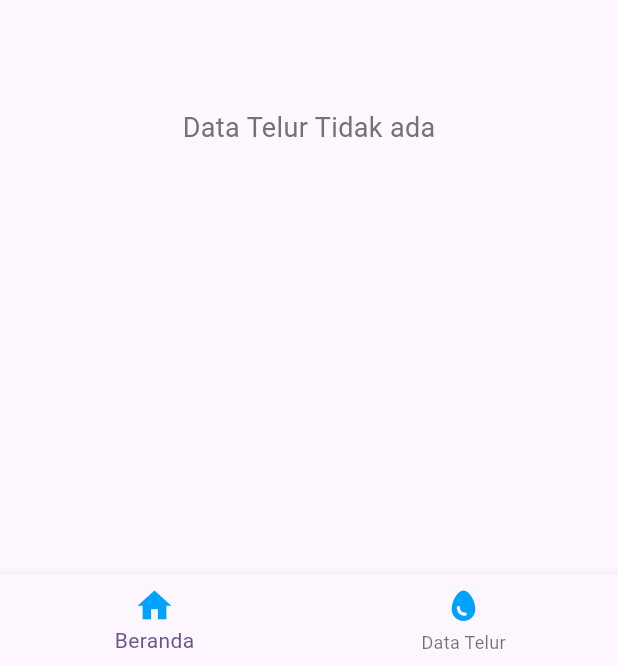
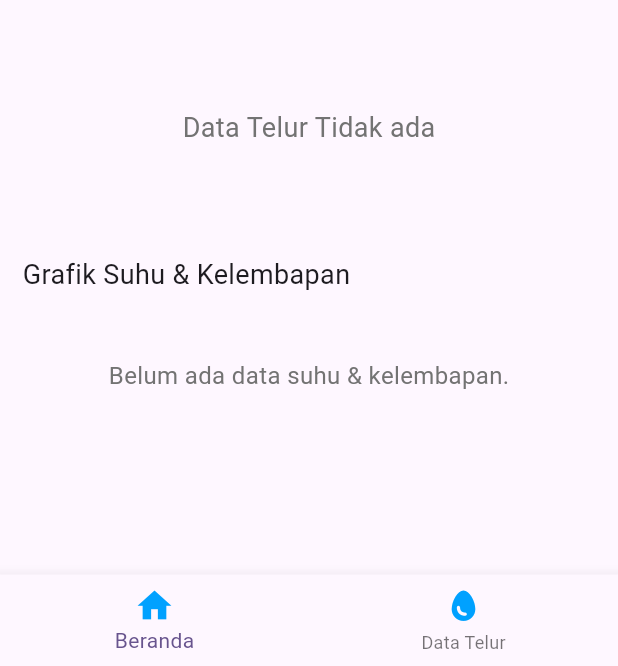
Before and after one commit to Krisna78/incubator_app, a Flutter app: the screen it shows after launch, on a phone screen of 412 x 824 dp, the part 570-1236 px from its top. Run offline on Flutter 3.47's test engine with Material 3 defaults, Android fonts, the phone set to English and light mode, and no system bars; our stand-ins replace firebase_core, fl_chart, get, sqflite; accounts and stored records are empty; network calls fail.

Commit message:
update chart suhu and kelembapan

```diff
--- a/lib/controller/incubatorController.dart
+++ b/lib/controller/incubatorController.dart
@@ -1,17 +1,36 @@
+import 'dart:async';
 import 'dart:convert';
 
 import 'package:get/get.dart';
+import 'package:http/http.dart' as http;
+import 'package:fl_chart/fl_chart.dart';
+
 import 'package:incubator_app/model/incubator.dart';
 import 'package:incubator_app/controller/database_helper.dart';
-import 'package:http/http.dart' as http;
 
 class IncubatorController extends GetxController {
+  // Data incubator
   var incubators = <Incubator>[].obs;
   var chartData = <Map<String, dynamic>>[].obs;
-  RxList<Map<String, dynamic>> telurKeluarHariIni = <Map<String, dynamic>>[].obs;
+  RxList<Map<String, dynamic>> telurKeluarHariIni =
+      <Map<String, dynamic>>[].obs;
 
+  // Sensor
   var suhu = 0.0.obs;
   var kelembapan = 0.0.obs;
+
+  // Untuk chart suhu dan kelembapan per 2 menit
+  RxList<FlSpot> suhuSpots = <FlSpot>[].obs;
+  RxList<FlSpot> kelembapanSpots = <FlSpot>[].obs;
+  RxList<String> waktuLabels = <String>[].obs;
+
+  // Timer
+  late final Timer chartTimer;
+
+  // Firebase Database URL & secret
+  final String databaseUrl =
+      'https://inkubator-68586-default-rtdb.firebaseio.com/';
+  final String secret = 'dsekLDKKqzb3oTH23VwNM9paygBDeCD0jwfcP3Ub';
 
   @override
   void onInit() {
@@ -19,15 +38,69 @@ class IncubatorController extends GetxController {
     loadAllIncubators();
     loadChartData();
     loadSensorData();
-    ever(suhu, (_) => print('$suhu'));
-    ever(kelembapan, (_) => print('$kelembapan'));
+    cekTelurKeluarHariIni();
+
+    ever(suhu, (_) => print('Suhu: $suhu'));
+    ever(kelembapan, (_) => print('Kelembapan: $kelembapan'));
+
     _startSensorDataTimer();
+    _startChartDataTimer();
+  }
+
+  @override
+  void onClose() {
+    chartTimer.cancel();
+    super.onClose();
+  }
+
+  void _startSensorDataTimer() {
+    Future.doWhile(() async {
+      await loadSensorData();
+      await Future.delayed(Duration(seconds: 3));
+      return true;
+    });
+  }
+
+  void _startChartDataTimer() {
+    chartTimer = Timer.periodic(Duration(minutes: 2), (timer) async {
+      await loadSensorData();
+      addSensorToChart();
+    });
+  }
+
+  void addSensorToChart() {
+    final now = DateTime.now();
+    final waktu =
+        "${now.hour.toString().padLeft(2, '0')}:${now.minute.toString().padLeft(2, '0')}";
+
+    // Tambah data mentah terlebih dahulu
+    final newSuhu = suhu.value;
+    final newKelembapan = kelembapan.value;
+
+    // Tambah data baru
+    suhuSpots.add(FlSpot(0, newSuhu)); // x diatur ulang nanti
+    kelembapanSpots.add(FlSpot(0, newKelembapan));
+    waktuLabels.add(waktu);
+
+    // Hapus jika lebih dari 10
+    if (suhuSpots.length > 10) {
+      suhuSpots.removeAt(0);
+      kelembapanSpots.removeAt(0);
+      waktuLabels.removeAt(0);
+    }
+
+    // Perbarui kembali X agar mulai dari 0
+    for (int i = 0; i < suhuSpots.length; i++) {
+      suhuSpots[i] = FlSpot(i.toDouble(), suhuSpots[i].y);
+      kelembapanSpots[i] = FlSpot(i.toDouble(), kelembapanSpots[i].y);
+    }
   }
 
   void cekTelurKeluarHariIni() {
     final DateTime now = DateTime.now();
 
-    telurKeluarHariIni.value = incubators.where((data) {
+    telurKeluarHariIni.value = incubators
+        .where((data) {
           try {
             final keluarStr = data.tanggal_keluar;
             if (keluarStr == null || keluarStr.isEmpty) return false;
@@ -40,56 +113,13 @@ class IncubatorController extends GetxController {
           } catch (_) {
             return false;
           }
-    }).map((e) => {
+        })
+        .map((e) => {
               "kode": e.kode,
               "tanggal_keluar": e.tanggal_keluar,
               "jumlah_telur": e.jumlah_telur
-    }).toList();
-  }
-
-  void _startSensorDataTimer() {
-  Future.doWhile(() async {
-    await loadSensorData();
-    await Future.delayed(Duration(seconds: 3));
-    return true;
-  });
-}
-
-  final String databaseUrl = 'https://inkubator-68586-default-rtdb.firebaseio.com/';
-  final String secret = 'dsekLDKKqzb3oTH23VwNM9paygBDeCD0jwfcP3Ub';
-
-  // Tambah data
-  Future<void> addIncubator(Incubator incubator) async {
-    await DatabaseHelper.instance.insertIncubator(incubator);
-    await loadAllIncubators();
-  }
-
-  // Update data
-  Future<void> updateIncubator(Incubator incubator) async {
-    await DatabaseHelper.instance.updateIncubator(incubator);
-    await loadAllIncubators();
-  }
-
-  // Hapus data
-  Future<void> deleteIncubator(int id) async {
-    await DatabaseHelper.instance.deleteIncubator(id);
-    await loadAllIncubators();
-  }
-
-  // Ambil semua data
-  Future<void> loadAllIncubators() async {
-    final data = await DatabaseHelper.instance.getAllIncubators();
-    incubators.assignAll(data);
-  }
-
-  // Ambil berdasarkan ID
-  Future<Incubator?> getIncubatorById(int id) async {
-    return await DatabaseHelper.instance.fetchIncubatorById(id);
-  }
-
-  Future<void> loadChartData() async {
-    final data = await DatabaseHelper.instance.getGroupedTelurData();
-    chartData.assignAll(data);
+            })
+        .toList();
   }
 
   Future<void> loadSensorData() async {
@@ -102,4 +132,33 @@ class IncubatorController extends GetxController {
       kelembapan.value = data['kelembapan']?.toDouble() ?? 0.0;
     }
   }
+
+  Future<void> addIncubator(Incubator incubator) async {
+    await DatabaseHelper.instance.insertIncubator(incubator);
+    await loadAllIncubators();
   }
+
+  Future<void> updateIncubator(Incubator incubator) async {
+    await DatabaseHelper.instance.updateIncubator(incubator);
+    await loadAllIncubators();
+  }
+
+  Future<void> deleteIncubator(int id) async {
+    await DatabaseHelper.instance.deleteIncubator(id);
+    await loadAllIncubators();
+  }
+
+  Future<void> loadAllIncubators() async {
+    final data = await DatabaseHelper.instance.getAllIncubators();
+    incubators.assignAll(data);
+  }
+
+  Future<Incubator?> getIncubatorById(int id) async {
+    return await DatabaseHelper.instance.fetchIncubatorById(id);
+  }
+
+  Future<void> loadChartData() async {
+    final data = await DatabaseHelper.instance.getGroupedTelurData();
+    chartData.assignAll(data);
+  }
+}
--- a/lib/pages/beranda.dart
+++ b/lib/pages/beranda.dart
@@ -22,7 +22,6 @@ class _BerandaState extends State<Beranda> {
     keluarSpots.clear();
     tanggalLabels.clear();
 
-    // Ambil maksimal 7 data terakhir
     final recentData = data.length <= 7 ? data : data.sublist(data.length - 7);
 
     for (int i = 0; i < recentData.length; i++) {
@@ -297,6 +296,110 @@ class _BerandaState extends State<Beranda> {
                       ),
                     ),
                   ),
+
+                // ==== Grafik Suhu & Kelembapan ====
+                const SizedBox(height: 20),
+                const Text(
+                  "Grafik Suhu & Kelembapan",
+                  style: TextStyle(fontSize: 18, fontWeight: FontWeight.w400),
+                ),
+                const SizedBox(height: 20),
+                Obx(() {
+                  if (incubatorController.suhuSpots.isEmpty ||
+                      incubatorController.kelembapanSpots.isEmpty) {
+                    return Center(
+                      heightFactor: 3,
+                      child: Text("Belum ada data suhu & kelembapan.",
+                          style: TextStyle(
+                              fontSize: 16, color: Color(0xFF737373))),
+                    );
+                  }
+
+                  return SingleChildScrollView(
+                    scrollDirection: Axis.horizontal,
+                    child: SizedBox(
+                      width: MediaQuery.of(context).size.width * 0.9,
+                      child: AspectRatio(
+                        aspectRatio: 1.7,
+                        child: LineChart(
+                          LineChartData(
+                            gridData:
+                                FlGridData(show: true, drawVerticalLine: false),
+                            titlesData: FlTitlesData(
+                              show: true,
+                              topTitles: AxisTitles(
+                                  sideTitles: SideTitles(showTitles: false)),
+                              rightTitles: AxisTitles(
+                                  sideTitles: SideTitles(showTitles: false)),
+                              bottomTitles: AxisTitles(
+                                sideTitles: SideTitles(
+                                  showTitles: true,
+                                  reservedSize: 28,
+                                  interval: 1,
+                                  getTitlesWidget: (value, _) {
+                                    int index = value.toInt();
+                                    if (index >= 0 &&
+                                        index <
+                                            incubatorController
+                                                .waktuLabels.length) {
+                                      return Text(
+                                        incubatorController.waktuLabels[index],
+                                        style: const TextStyle(fontSize: 10),
+                                      );
+                                    }
+                                    return const SizedBox.shrink();
+                                  },
+                                ),
+                              ),
+                              leftTitles: AxisTitles(
+                                sideTitles: SideTitles(
+                                  showTitles: true,
+                                  reservedSize: 42,
+                                  interval: 20,
+                                  getTitlesWidget: (value, _) =>
+                                      Text(value.toInt().toString()),
+                                ),
+                              ),
+                            ),
+                            borderData: FlBorderData(
+                              show: true,
+                              border: Border.all(color: Colors.black, width: 1),
+                            ),
+                            minX: 0,
+                            maxX: (incubatorController.waktuLabels.length - 1)
+                                .toDouble(),
+                            minY: 0,
+                            maxY: 100,
+                            lineBarsData: [
+                              LineChartBarData(
+                                spots: incubatorController.suhuSpots.length > 10
+                                      ? incubatorController.suhuSpots.sublist(incubatorController.suhuSpots.length - 10)
+                                      : incubatorController.suhuSpots,
+                                isCurved: true,
+                                color: Colors.orange,
+                                barWidth: 4,
+                                isStrokeCapRound: true,
+                                dotData: FlDotData(show: false),
+                                belowBarData: BarAreaData(show: false),
+                              ),
+                              LineChartBarData(
+                                spots: incubatorController.kelembapanSpots.length > 10
+                                      ? incubatorController.kelembapanSpots.sublist(incubatorController.kelembapanSpots.length - 10)
+                                      : incubatorController.kelembapanSpots,
+                                isCurved: true,
+                                color: Colors.blue,
+                                barWidth: 4,
+                                isStrokeCapRound: true,
+                                dotData: FlDotData(show: false),
+                                belowBarData: BarAreaData(show: false),
+                              ),
+                            ],
+                          ),
+                        ),
+                      ),
+                    ),
+                  );
+                }),
               ],
             ),
           ),
```
Lines whose indentation alone changed are shown as unchanged.
